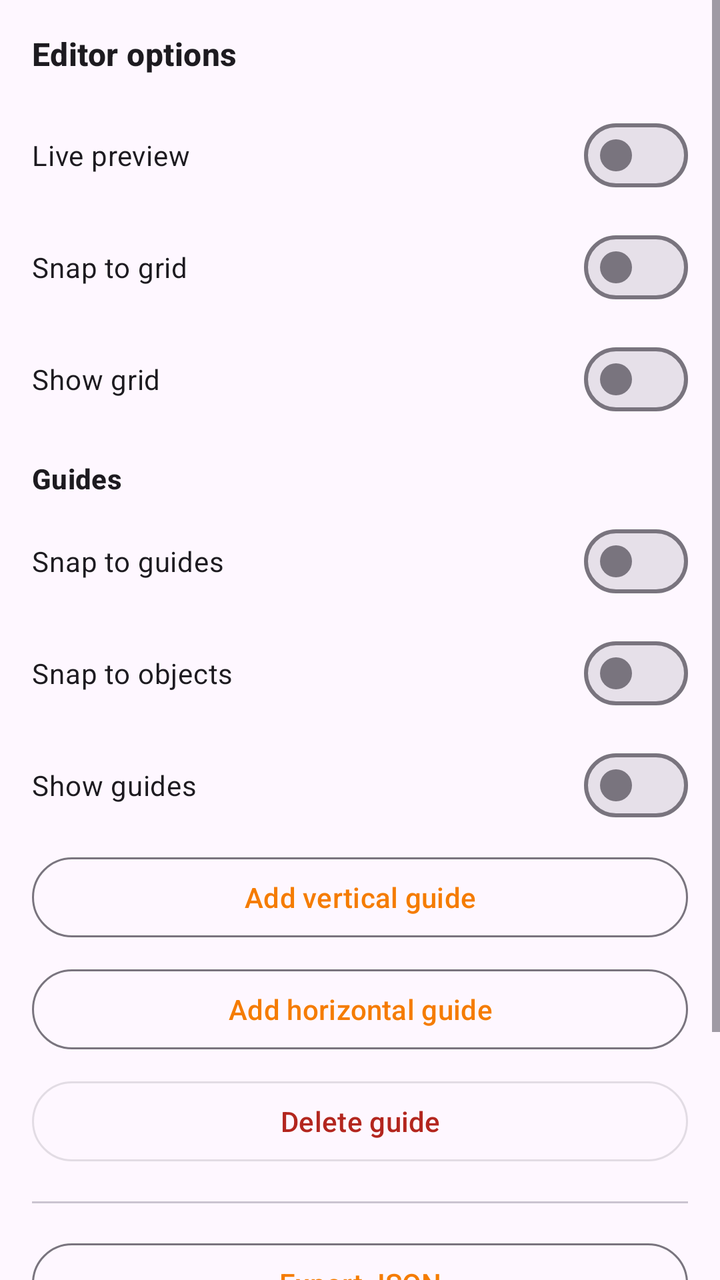
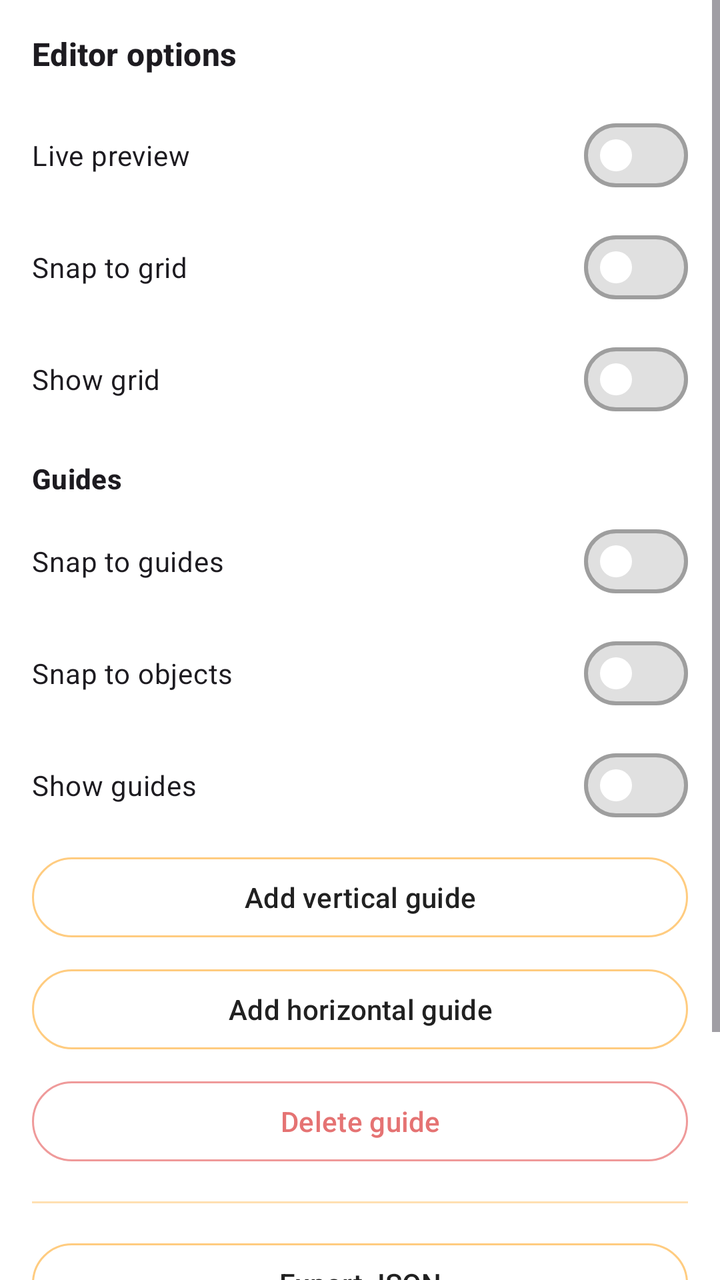

Compare the two renders of this Android layout. The source of the first and the diff that turns it into the second are given below.
<!-- AndroidManifest.xml: application theme Theme.VikrSaathi -->
<!-- res/layout/layout_invoice_builder_drawer.xml -->
<?xml version="1.0" encoding="utf-8"?>
<ScrollView xmlns:android="http://schemas.android.com/apk/res/android"
    xmlns:app="http://schemas.android.com/apk/res-auto"
    android:layout_width="280dp"
    android:layout_height="match_parent"
    android:layout_gravity="end"
    android:background="?attr/colorSurface"
    android:clickable="true"
    android:elevation="8dp"
    android:fillViewport="true"
    android:focusable="true">

    <LinearLayout
        android:layout_width="match_parent"
        android:layout_height="wrap_content"
        android:orientation="vertical"
        android:padding="16dp">

        <TextView
            android:layout_width="match_parent"
            android:layout_height="wrap_content"
            android:text="@string/builder_options"
            android:textAppearance="?attr/textAppearanceTitleMedium"
            android:textStyle="bold" />

        <com.google.android.material.materialswitch.MaterialSwitch
            android:id="@+id/drawerSwitchLivePreview"
            android:layout_width="match_parent"
            android:layout_height="wrap_content"
            android:layout_marginTop="16dp"
            android:text="@string/live_preview" />

        <com.google.android.material.materialswitch.MaterialSwitch
            android:id="@+id/drawerSwitchSnapGrid"
            android:layout_width="match_parent"
            android:layout_height="wrap_content"
            android:layout_marginTop="8dp"
            android:text="@string/snap_to_grid" />

        <com.google.android.material.materialswitch.MaterialSwitch
            android:id="@+id/drawerSwitchShowGrid"
            android:layout_width="match_parent"
            android:layout_height="wrap_content"
            android:layout_marginTop="8dp"
            android:text="@string/show_grid" />

        <TextView
            android:layout_width="match_parent"
            android:layout_height="wrap_content"
            android:layout_marginTop="16dp"
            android:text="@string/guides_section"
            android:textAppearance="?attr/textAppearanceTitleSmall"
            android:textStyle="bold" />

        <com.google.android.material.materialswitch.MaterialSwitch
            android:id="@+id/drawerSwitchSnapGuides"
            android:layout_width="match_parent"
            android:layout_height="wrap_content"
            android:layout_marginTop="8dp"
            android:text="@string/snap_to_guides" />

        <com.google.android.material.materialswitch.MaterialSwitch
            android:id="@+id/drawerSwitchSnapObjects"
            android:layout_width="match_parent"
            android:layout_height="wrap_content"
            android:layout_marginTop="8dp"
            android:text="@string/snap_to_objects" />

        <com.google.android.material.materialswitch.MaterialSwitch
            android:id="@+id/drawerSwitchShowGuides"
            android:layout_width="match_parent"
            android:layout_height="wrap_content"
            android:layout_marginTop="8dp"
            android:text="@string/show_guides" />

        <com.google.android.material.button.MaterialButton
            android:id="@+id/drawerButtonAddVerticalGuide"
            style="@style/Widget.Material3.Button.OutlinedButton"
            android:layout_width="match_parent"
            android:layout_height="wrap_content"
            android:layout_marginTop="8dp"
            android:text="@string/add_vertical_guide" />

        <com.google.android.material.button.MaterialButton
            android:id="@+id/drawerButtonAddHorizontalGuide"
            style="@style/Widget.Material3.Button.OutlinedButton"
            android:layout_width="match_parent"
            android:layout_height="wrap_content"
            android:layout_marginTop="8dp"
            android:text="@string/add_horizontal_guide" />

        <com.google.android.material.button.MaterialButton
            android:id="@+id/drawerButtonDeleteGuide"
            style="@style/Widget.Material3.Button.OutlinedButton"
            android:layout_width="match_parent"
            android:layout_height="wrap_content"
            android:layout_marginTop="8dp"
            android:enabled="false"
            android:text="@string/delete_guide"
            android:textColor="?attr/colorError" />

        <View
            android:layout_width="match_parent"
            android:layout_height="1dp"
            android:layout_marginVertical="16dp"
            android:background="?attr/colorOutlineVariant" />

        <com.google.android.material.button.MaterialButton
            android:id="@+id/drawerButtonExportJson"
            style="@style/Widget.Material3.Button.OutlinedButton"
            android:layout_width="match_parent"
            android:layout_height="wrap_content"
            android:text="@string/export_template" />

        <com.google.android.material.button.MaterialButton
            android:id="@+id/drawerButtonImportJson"
            style="@style/Widget.Material3.Button.OutlinedButton"
            android:layout_width="match_parent"
            android:layout_height="wrap_content"
            android:layout_marginTop="8dp"
            android:text="@string/import_template" />

        <com.google.android.material.button.MaterialButton
            android:id="@+id/drawerButtonVersionHistory"
            style="@style/Widget.Material3.Button.OutlinedButton"
            android:layout_width="match_parent"
            android:layout_height="wrap_content"
            android:layout_marginTop="8dp"
            android:text="@string/version_history" />
    </LinearLayout>
</ScrollView>
<!-- resources referenced by this layout -->
<resources>
  <string name="add_horizontal_guide">Add horizontal guide</string>
  <string name="add_vertical_guide">Add vertical guide</string>
  <string name="builder_options">Editor options</string>
  <string name="delete_guide">Delete guide</string>
  <string name="export_template">Export JSON</string>
  <string name="guides_section">Guides</string>
  <string name="import_template">Import JSON</string>
  <string name="live_preview">Live preview</string>
  <string name="show_grid">Show grid</string>
  <string name="show_guides">Show guides</string>
  <string name="snap_to_grid">Snap to grid</string>
  <string name="snap_to_guides">Snap to guides</string>
  <string name="snap_to_objects">Snap to objects</string>
  <string name="version_history">Version history</string>
  <style name="Theme.VikrSaathi" parent="Theme.Material3.DayNight.NoActionBar">
          <item name="colorPrimary">@color/orange_primary</item>
          <item name="colorPrimaryDark">@color/orange_primary_dark</item>
          <item name="colorPrimaryVariant">@color/orange_primary_dark</item>
          <item name="colorOnPrimary">@color/orange_on_primary</item>
          <item name="colorSecondary">@color/orange_accent</item>
          <item name="colorSecondaryVariant">@color/orange_700</item>
          <item name="colorOnSecondary">@color/black</item>
          <item name="colorPrimaryContainer">@color/orange_100</item>
          <item name="colorOnPrimaryContainer">@color/orange_900</item>
          <item name="android:statusBarColor">@color/orange_primary_dark</item>
          <item name="android:navigationBarColor">@color/orange_primary_dark</item>
      </style>
  <color name="orange_primary">#F57C00</color>
  <color name="orange_primary_dark">#E65100</color>
  <color name="orange_on_primary">#FFFFFF</color>
  <color name="orange_accent">#FFB74D</color>
  <color name="orange_700">#F57C00</color>
  <color name="black">#FF000000</color>
  <color name="orange_100">#FFE0B2</color>
  <color name="orange_900">#E65100</color>
</resources>

<!-- the commit's change to res/layout/layout_invoice_builder_drawer.xml (unified diff, before → after) -->
@@ -75,7 +75,7 @@
 
         <com.google.android.material.button.MaterialButton
             android:id="@+id/drawerButtonAddVerticalGuide"
-            style="@style/Widget.Material3.Button.OutlinedButton"
+            style="@style/VikrSaathiOutlinedButton"
             android:layout_width="match_parent"
             android:layout_height="wrap_content"
             android:layout_marginTop="8dp"
@@ -83,7 +83,7 @@
 
         <com.google.android.material.button.MaterialButton
             android:id="@+id/drawerButtonAddHorizontalGuide"
-            style="@style/Widget.Material3.Button.OutlinedButton"
+            style="@style/VikrSaathiOutlinedButton"
             android:layout_width="match_parent"
             android:layout_height="wrap_content"
             android:layout_marginTop="8dp"
@@ -91,13 +91,12 @@
 
         <com.google.android.material.button.MaterialButton
             android:id="@+id/drawerButtonDeleteGuide"
-            style="@style/Widget.Material3.Button.OutlinedButton"
+            style="@style/VikrSaathiOutlinedButton.Destructive"
             android:layout_width="match_parent"
             android:layout_height="wrap_content"
             android:layout_marginTop="8dp"
             android:enabled="false"
-            android:text="@string/delete_guide"
-            android:textColor="?attr/colorError" />
+            android:text="@string/delete_guide" />
 
         <View
             android:layout_width="match_parent"
@@ -107,14 +106,14 @@
 
         <com.google.android.material.button.MaterialButton
             android:id="@+id/drawerButtonExportJson"
-            style="@style/Widget.Material3.Button.OutlinedButton"
+            style="@style/VikrSaathiOutlinedButton"
             android:layout_width="match_parent"
             android:layout_height="wrap_content"
             android:text="@string/export_template" />
 
         <com.google.android.material.button.MaterialButton
             android:id="@+id/drawerButtonImportJson"
-            style="@style/Widget.Material3.Button.OutlinedButton"
+            style="@style/VikrSaathiOutlinedButton"
             android:layout_width="match_parent"
             android:layout_height="wrap_content"
             android:layout_marginTop="8dp"
@@ -122,7 +121,7 @@
 
         <com.google.android.material.button.MaterialButton
             android:id="@+id/drawerButtonVersionHistory"
-            style="@style/Widget.Material3.Button.OutlinedButton"
+            style="@style/VikrSaathiOutlinedButton"
             android:layout_width="match_parent"
             android:layout_height="wrap_content"
             android:layout_marginTop="8dp"
<!-- resource entries referenced after the edit -->
@@ -14,6 +14,14 @@
   <string name="snap_to_guides">Snap to guides</string>
   <string name="snap_to_objects">Snap to objects</string>
   <string name="version_history">Version history</string>
+  <style name="VikrSaathiOutlinedButton" parent="Widget.Material3.Button.OutlinedButton">
+          <item name="android:textColor">@color/button_outlined_text</item>
+          <item name="strokeColor">@color/button_outlined_stroke</item>
+      </style>
+  <style name="VikrSaathiOutlinedButton.Destructive" parent="VikrSaathiOutlinedButton">
+          <item name="android:textColor">@color/button_outlined_text_destructive</item>
+          <item name="strokeColor">@color/button_outlined_stroke_destructive</item>
+      </style>
   <style name="Theme.VikrSaathi" parent="Theme.Material3.DayNight.NoActionBar">
           <item name="colorPrimary">@color/orange_primary</item>
           <item name="colorPrimaryDark">@color/orange_primary_dark</item>
@@ -24,8 +32,17 @@
           <item name="colorOnSecondary">@color/black</item>
           <item name="colorPrimaryContainer">@color/orange_100</item>
           <item name="colorOnPrimaryContainer">@color/orange_900</item>
+          <item name="colorSurface">@color/surface_card</item>
+          <item name="colorOnSurface">@color/text_primary_dark</item>
+          <item name="colorSurfaceVariant">@color/orange_surface</item>
+          <item name="colorOnSurfaceVariant">@color/text_secondary_dark</item>
+          <item name="colorOutline">@color/stroke_default</item>
+          <item name="colorOutlineVariant">@color/stroke_subtle</item>
+          <item name="android:colorBackground">@color/orange_surface</item>
           <item name="android:statusBarColor">@color/orange_primary_dark</item>
           <item name="android:navigationBarColor">@color/orange_primary_dark</item>
+          <item name="materialSwitchStyle">@style/VikrSaathiSwitch</item>
+          <item name="materialButtonOutlinedStyle">@style/VikrSaathiOutlinedButton</item>
       </style>
   <color name="orange_primary">#F57C00</color>
   <color name="orange_primary_dark">#E65100</color>
@@ -35,5 +52,17 @@
   <color name="black">#FF000000</color>
   <color name="orange_100">#FFE0B2</color>
   <color name="orange_900">#E65100</color>
+  <color name="surface_card">#FFFFFF</color>
+  <color name="text_primary_dark">#212121</color>
+  <color name="orange_surface">#FFF8F0</color>
+  <color name="text_secondary_dark">#5D4037</color>
+  <color name="stroke_default">@color/orange_200</color>
+  <color name="stroke_subtle">@color/orange_100</color>
+  <style name="VikrSaathiSwitch" parent="Widget.Material3.CompoundButton.MaterialSwitch">
+          <item name="thumbTint">@color/switch_thumb_tint</item>
+          <item name="trackTint">@color/switch_track_tint</item>
+          <item name="trackDecorationTint">@color/switch_track_decoration_tint</item>
+      </style>
+  <color name="orange_200">#FFCC80</color>
 </resources>
 
